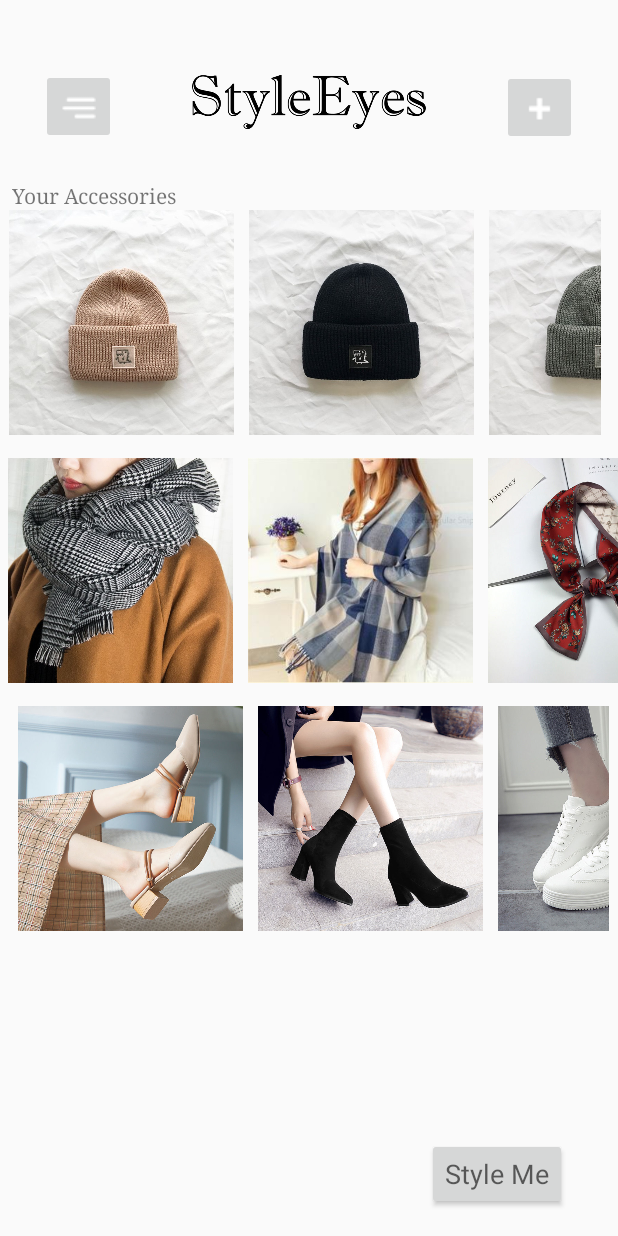
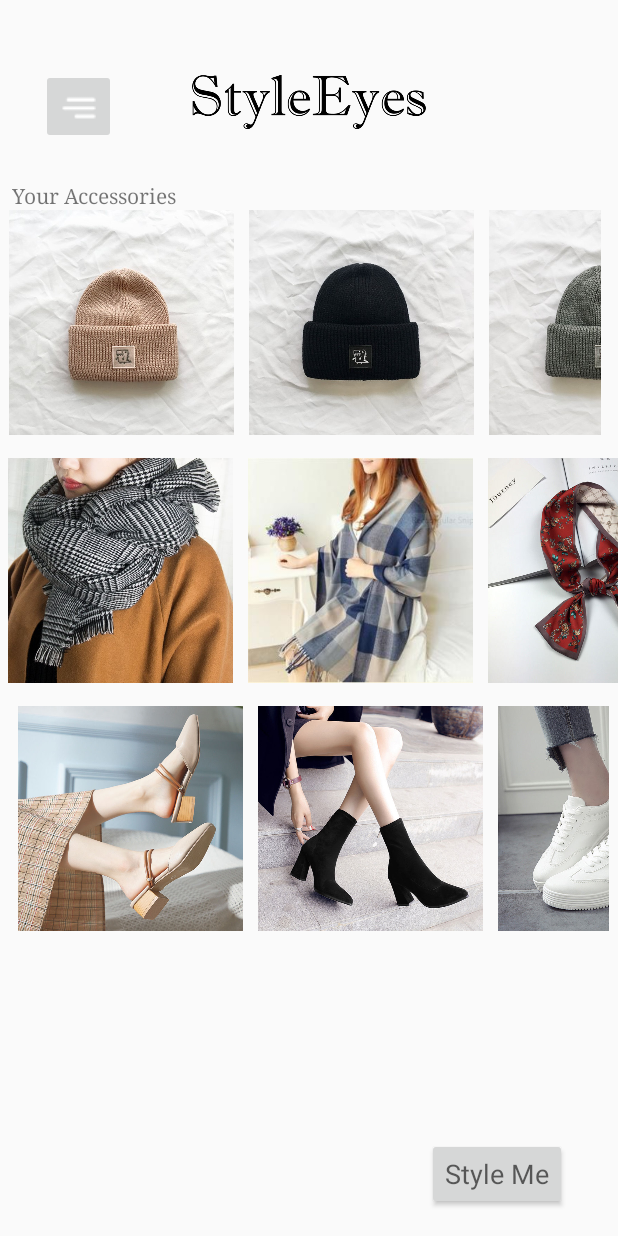
Before and after one commit to ablondal/Styl_Eyes, an Android app: the screen it shows after launch (MainActivity), on a phone screen of 412 x 824 dp. Run offline under Robolectric (Android 15) with nearby library versions, the phone set to English and light mode, and no system bars.

```diff
--- a/app/src/main/res/layout/activity_main.xml
+++ b/app/src/main/res/layout/activity_main.xml
@@ -264,18 +264,4 @@
         app:layout_constraintVertical_bias="0.318"
         app:srcCompat="@drawable/menu" />
 
-    <ImageButton
-        android:id="@+id/plusButton"
-        android:layout_width="50dp"
-        android:layout_height="50dp"
-        android:layout_marginStart="16dp"
-        android:layout_marginLeft="16dp"
-        android:tint="@color/colorPrimary"
-        android:visibility="visible"
-        app:layout_constraintBottom_toBottomOf="@+id/Logo"
-        app:layout_constraintStart_toEndOf="@+id/Logo"
-        app:layout_constraintTop_toTopOf="@+id/Logo"
-        app:layout_constraintVertical_bias="0.285"
-        app:srcCompat="@drawable/plus" />
-
 </androidx.constraintlayout.widget.ConstraintLayout>
```
Also changed, not shown: app/src/main/java/com/example/styleyes/MainActivity.java (+4 -3 lines), app/src/main/java/com/example/styleyes/detailsPage.java (+10 -1 lines).
